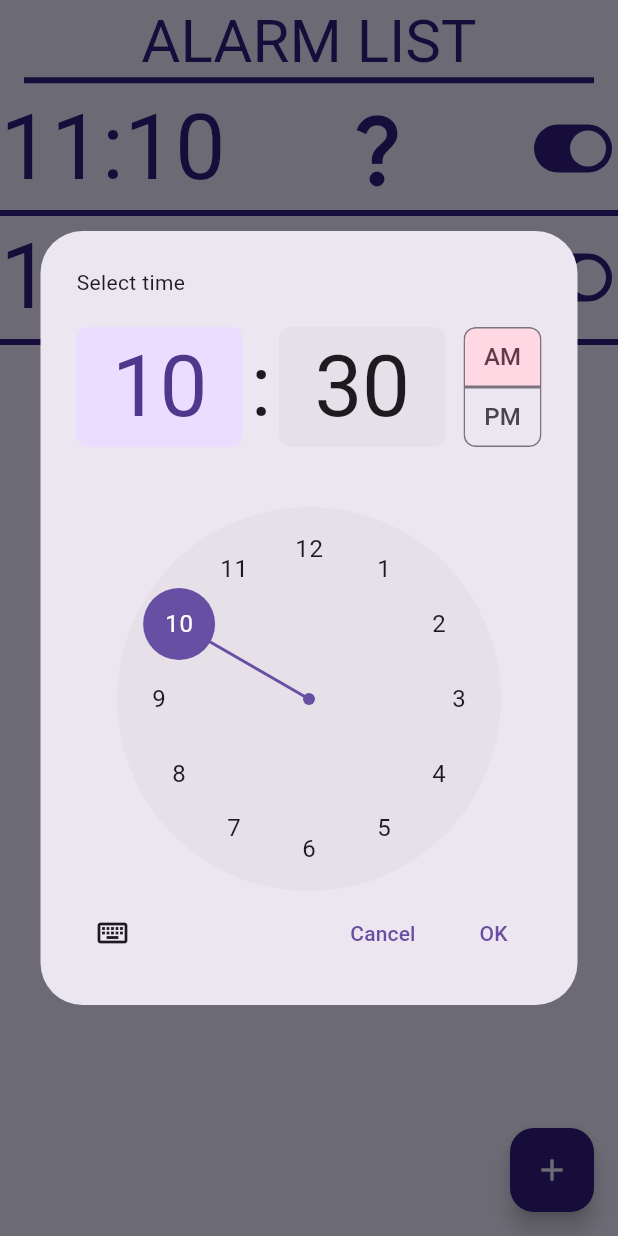
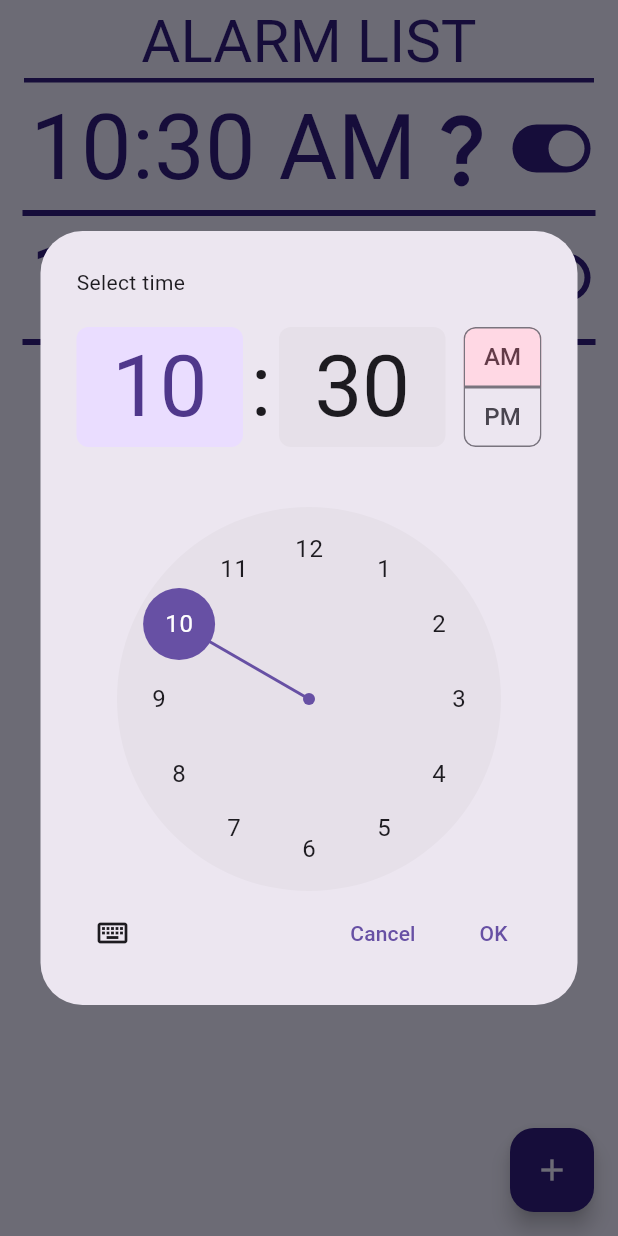
Before and after one commit to NickAlexeev4488/budilnik, a Flutter app: the alarmList screen opened directly, after a tap on the "add" icon, on a phone screen of 412 x 824 dp. Run offline on Flutter 3.47's test engine with Material 3 defaults, Android fonts, the phone set to English and light mode, and no system bars.

```diff
--- a/lib/colors.dart
+++ b/lib/Colors.dart
@@ -20,4 +20,4 @@ const Color ColorInactiveSwitchTrack = ColorMain2;
 const Color ColorButton = ColorMain1;
 const Color ColorPressedButton = ColorMain2;
 
-const Color ColorBr = ColorMain1;
+const Color ColorBrLine = ColorMain1;
--- a/lib/MainImports.dart
+++ b/lib/MainImports.dart
@@ -1,7 +1,7 @@
 // всё общее на всех страницах экспоритуем отсюда
 // импортируй этот файл везде
 
-// надо бы сделать чистую архитектуру, но я не разобрася как
+// надо бы сделать нормальную архитектуру, но я не разобрася как
 // пусть это файл будет напоминанием об этом
 
 export 'package:flutter/material.dart';
@@ -9,4 +9,4 @@ export 'package:flutter/material.dart';
 // посути сюда бы и export 'package:intl/intl.dart'; но чёт не работает
 // где то сдесь должн быть возможно остальные библиотеки
 
-export 'package:budilnik/colors.dart';
+export 'package:budilnik/Colors.dart';
--- a/lib/alarmList/alarmList.dart
+++ b/lib/alarmList/AlarmList.dart
@@ -1,8 +1,8 @@
 import 'package:budilnik/MainImports.dart';
+import 'package:intl/intl.dart';
 
-import 'package:intl/intl.dart';
-import 'package:budilnik/alarmList/Widgets/br.dart';
-import 'package:budilnik/alarmList/Widgets/alarmClockCard.dart';
+import 'package:budilnik/alarmList/Widgets/BrLine.dart';
+import 'package:budilnik/alarmList/Widgets/AlarmClockCard.dart';
 
 class alarmList extends StatefulWidget {
   @override
@@ -15,8 +15,9 @@ class _alarmListState extends State<alarmList> {
   @override
   void initState() {
     super.initState();
-    alarmClockList.add(alarmClockCard(hour: 11, min: 10));
-    alarmClockList.add(alarmClockCard(hour: 12, min: 20));
+    TimeOfDay? now = TimeOfDay.now();
+    alarmClockList.add(AlarmClockCard(alarmClockTime: now));
+    alarmClockList.add(AlarmClockCard(alarmClockTime: now));
   }
 
   @override
@@ -36,7 +37,7 @@ class _alarmListState extends State<alarmList> {
             Container(
                 width: double.infinity,
                 child: CustomPaint(
-                  painter: br(),
+                  painter: BrLine(strokeWidth: 3),
                 )
             ),
           ],
@@ -63,6 +64,7 @@ class _alarmListState extends State<alarmList> {
           int hour = 0;
           int min = 0;
 
+
           TimeOfDay? time = TimeOfDay.now();
           final selected = await showTimePicker(
             context: context,
@@ -82,9 +84,9 @@ class _alarmListState extends State<alarmList> {
               actions: [
                 ElevatedButton(
                     onPressed: () {
-                      setState(() {
-                        alarmClockList.add(alarmClockCard(hour: hour, min: min));
-                      });
+                      // setState(() {
+                      //   alarmClockList.add(AlarmClockCard(hour: hour, min: min));
+                      // });
                       Navigator.of(context).pop();
                     },
                     child: Text('Добавить'))
--- a/lib/alarmList/Main.dart
+++ b/lib/alarmList/Main.dart
@@ -1,6 +1,6 @@
 import 'package:budilnik/MainImports.dart';
 
-import 'package:budilnik/alarmList/alarmList.dart';
+import 'package:budilnik/alarmList/AlarmList.dart';
 // import 'package:intl/intl.dart';
 
 void main() => runApp(MaterialApp(
--- /dev/null
+++ b/lib/alarmList/Widgets/AlarmClockCard.dart
@@ -0,0 +1,69 @@
+import 'package:budilnik/MainImports.dart';
+// import 'package:intl/intl.dart';
+
+import 'package:budilnik/alarmList/Widgets/BrLine.dart';
+import 'package:budilnik/alarmList/Widgets/MySwitch.dart';
+
+class AlarmClockCard extends StatefulWidget {
+  TimeOfDay alarmClockTime;
+
+  AlarmClockCard({super.key, required this.alarmClockTime});
+
+  void setAlarmClockTimeFromTimePicker(BuildContext context) async {
+    TimeOfDay? selectedAlarmClockTime = await showTimePicker(
+      context: context,
+      initialTime: alarmClockTime,
+    );
+    if (selectedAlarmClockTime != null) {
+      alarmClockTime = selectedAlarmClockTime;
+    }
+  }
+
+  @override
+  State<AlarmClockCard> createState() => _AlarmClockCardState();
+}
+
+class _AlarmClockCardState extends State<AlarmClockCard> {
+  @override
+  Widget build(
+    BuildContext context,
+  ) {
+    return Column(children: [
+      Container(
+          padding: const EdgeInsets.symmetric(vertical: 0, horizontal: 20),
+          child: Row(
+            mainAxisAlignment: MainAxisAlignment.spaceBetween,
+            children: [
+              GestureDetector(
+                child: Text(
+                  widget.alarmClockTime.format(context),
+                  style: const TextStyle(
+                    color: ColorFont,
+                    fontSize: 60,
+                  ),
+                ),
+                onTap: () {
+                  setState((){
+                    widget.setAlarmClockTimeFromTimePicker(context);
+                  });
+                },
+              ),
+              GestureDetector(
+                child: const Icon(
+                  Icons.question_mark,
+                  size: 60,
+                  color: ColorFont,
+                ),
+              ),
+              MySwitch(),
+            ],
+          )),
+      Container(
+          padding: const EdgeInsets.symmetric(vertical: 0, horizontal: 15),
+          width: double.infinity,
+          child: CustomPaint(
+            painter: BrLine(strokeWidth: 4),
+          )),
+    ]);
+  }
+}
--- a/lib/alarmList/Widgets/br.dart
+++ b/lib/alarmList/Widgets/BrLine.dart
@@ -1,13 +1,16 @@
 import 'package:budilnik/MainImports.dart';
 
-class br extends CustomPainter{
+class BrLine extends CustomPainter{
+  double strokeWidth = 0;
+  BrLine({required this.strokeWidth});
+
   @override
   void paint(Canvas canvas, Size size) {
     var p1 = Offset(0, 0);
     var p2 = Offset(size.width, 0);
     var paint = Paint()
-    ..color = ColorBr
-    ..strokeWidth = 4;
+    ..color = ColorBrLine
+    ..strokeWidth = strokeWidth;
 
     canvas.drawLine(p1, p2, paint);
   }
--- a/lib/alarmList/Widgets/mySwitch.dart
+++ b/lib/alarmList/Widgets/MySwitch.dart
@@ -1,11 +1,11 @@
 import 'package:budilnik/MainImports.dart';
 
-class mySwitch extends StatefulWidget {
+class MySwitch extends StatefulWidget {
   @override
-  State<mySwitch> createState() => _mySwitchState();
+  State<MySwitch> createState() => _MySwitchState();
 }
 
-class _mySwitchState extends State<mySwitch> {
+class _MySwitchState extends State<MySwitch> {
   bool status=true;
 
   @override
--- a/lib/alarmList/Widgets/alarmClockCard.dart
+++ /dev/null
@@ -1,62 +0,0 @@
-import 'package:budilnik/MainImports.dart';
-
-import 'package:budilnik/alarmList/Widgets/br.dart';
-import 'package:budilnik/alarmList/Widgets/mySwitch.dart';
-
-class alarmClockCard extends StatefulWidget {
-  int hour = 0;
-  int min = 0;
-
-  alarmClockCard({required this.hour, required this.min});
-
-  @override
-  State<alarmClockCard> createState() => _alarmClockCardState();
-}
-
-class _alarmClockCardState extends State<alarmClockCard> {
-  @override
-  Widget build(
-    BuildContext context,
-  ) {
-    return Column(children: [
-      Row(
-        mainAxisAlignment: MainAxisAlignment.spaceBetween,
-        children: [
-          Text(
-            "${widget.hour}:${widget.min}",
-            style: TextStyle(
-              color: ColorFont,
-              fontSize: 60,
-            ),
-          ),
-          Icon(
-            Icons.question_mark,
-            size: 60,
-            color: ColorFont,
-          ),
-          mySwitch(),
-        ],
-      ),
-      Container(
-        width: double.infinity,
-        child: CustomPaint(
-          painter: br(),
-        )
-      ),
-    ]);
-  }
-}
-
-/*Card(
-      //color: Color(0xFF00FF00),
-      child: ListTile(
-        title: Text(
-          "${widget.hour}:${widget.min}",
-          style: TextStyle(
-            color: ColorFont,
-            fontSize: 60,
-          ),
-        ),
-        trailing: mySwitch()
-      ),
-    );*/
```
